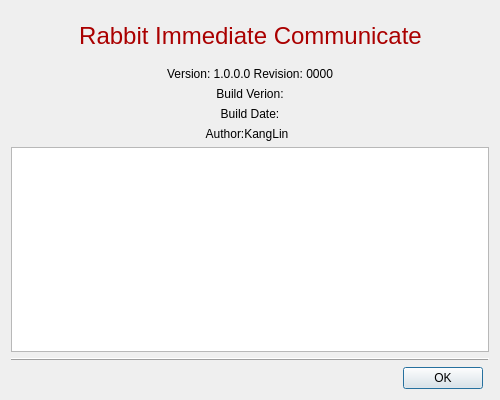
Before: the Qt Designer form Widgets/DlgAbout/DlgAbout.ui in KangLin/RabbitIm, drawn with Qt 5.
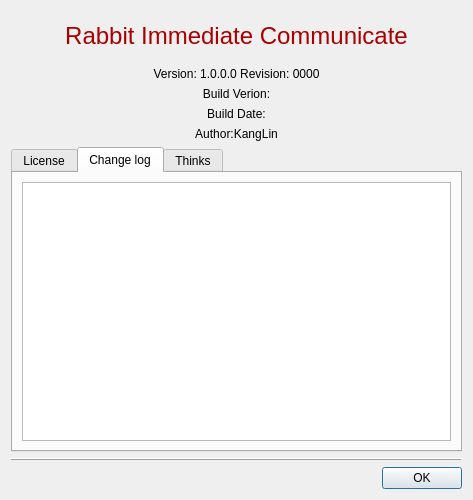
After: the same form once the commit is applied. Icons and pictures are not drawn.

Commit message: 修改关于对话框

The edit to the form file:
```diff
--- a/Widgets/DlgAbout/DlgAbout.ui
+++ b/Widgets/DlgAbout/DlgAbout.ui
@@ -6,15 +6,15 @@
    <rect>
     <x>0</x>
     <y>0</y>
-    <width>500</width>
-    <height>400</height>
+    <width>464</width>
+    <height>500</height>
    </rect>
   </property>
   <property name="windowTitle">
    <string>About</string>
   </property>
   <layout class="QGridLayout" name="gridLayout">
-   <item row="0" column="0" colspan="2">
+   <item row="0" column="0">
     <layout class="QHBoxLayout" name="horizontalLayout">
      <item>
       <widget class="QLabel" name="lblLogo">
@@ -138,7 +138,7 @@
      </item>
     </layout>
    </item>
-   <item row="1" column="0" colspan="2">
+   <item row="1" column="0">
     <widget class="QLabel" name="lblVersion">
      <property name="text">
       <string>Version: 1.0.0.0 Revision: 0000</string>
@@ -154,6 +154,32 @@
      </property>
     </widget>
    </item>
+   <item row="2" column="0">
+    <widget class="QLabel" name="lbbuildVersion">
+     <property name="text">
+      <string>Build Verion:</string>
+     </property>
+     <property name="alignment">
+      <set>Qt::AlignCenter</set>
+     </property>
+     <property name="wordWrap">
+      <bool>true</bool>
+     </property>
+    </widget>
+   </item>
+   <item row="3" column="0">
+    <widget class="QLabel" name="lbDate">
+     <property name="text">
+      <string>Build Date:</string>
+     </property>
+     <property name="alignment">
+      <set>Qt::AlignCenter</set>
+     </property>
+     <property name="wordWrap">
+      <bool>true</bool>
+     </property>
+    </widget>
+   </item>
    <item row="4" column="0">
     <widget class="QLabel" name="lblAuthor">
      <property name="text">
@@ -167,20 +193,56 @@
      </property>
     </widget>
    </item>
-   <item row="5" column="0" colspan="2">
-    <widget class="QTextEdit" name="txtReadMe">
-     <property name="enabled">
-      <bool>true</bool>
+   <item row="5" column="0">
+    <widget class="QTabWidget" name="tabWidget">
+     <property name="currentIndex">
+      <number>1</number>
      </property>
-     <property name="undoRedoEnabled">
-      <bool>false</bool>
-     </property>
-     <property name="readOnly">
-      <bool>true</bool>
-     </property>
+     <widget class="QWidget" name="tab">
+      <attribute name="title">
+       <string>License</string>
+      </attribute>
+      <layout class="QGridLayout" name="gridLayout_4">
+       <item row="0" column="0">
+        <widget class="QTextEdit" name="txtLicense">
+         <property name="readOnly">
+          <bool>true</bool>
+         </property>
+        </widget>
+       </item>
+      </layout>
+     </widget>
+     <widget class="QWidget" name="tab_2">
+      <attribute name="title">
+       <string>Change log</string>
+      </attribute>
+      <layout class="QGridLayout" name="gridLayout_3">
+       <item row="0" column="0">
+        <widget class="QTextEdit" name="txtChange">
+         <property name="readOnly">
+          <bool>true</bool>
+         </property>
+        </widget>
+       </item>
+      </layout>
+     </widget>
+     <widget class="QWidget" name="tab_3">
+      <attribute name="title">
+       <string>Thinks</string>
+      </attribute>
+      <layout class="QGridLayout" name="gridLayout_2">
+       <item row="0" column="0">
+        <widget class="QTextEdit" name="txtThinks">
+         <property name="readOnly">
+          <bool>true</bool>
+         </property>
+        </widget>
+       </item>
+      </layout>
+     </widget>
     </widget>
    </item>
-   <item row="6" column="0" colspan="2">
+   <item row="6" column="0">
     <widget class="QFrame" name="frame">
      <property name="frameShape">
       <enum>QFrame::HLine</enum>
@@ -200,32 +262,6 @@
      </property>
     </widget>
    </item>
-   <item row="2" column="0" colspan="2">
-    <widget class="QLabel" name="lbbuildVersion">
-     <property name="text">
-      <string>Build Verion:</string>
-     </property>
-     <property name="alignment">
-      <set>Qt::AlignCenter</set>
-     </property>
-     <property name="wordWrap">
-      <bool>true</bool>
-     </property>
-    </widget>
-   </item>
-   <item row="3" column="0" colspan="2">
-    <widget class="QLabel" name="lbDate">
-     <property name="text">
-      <string>Build Date:</string>
-     </property>
-     <property name="alignment">
-      <set>Qt::AlignCenter</set>
-     </property>
-     <property name="wordWrap">
-      <bool>true</bool>
-     </property>
-    </widget>
-   </item>
   </layout>
  </widget>
  <resources>
```
The commit also changes 6 other files.
